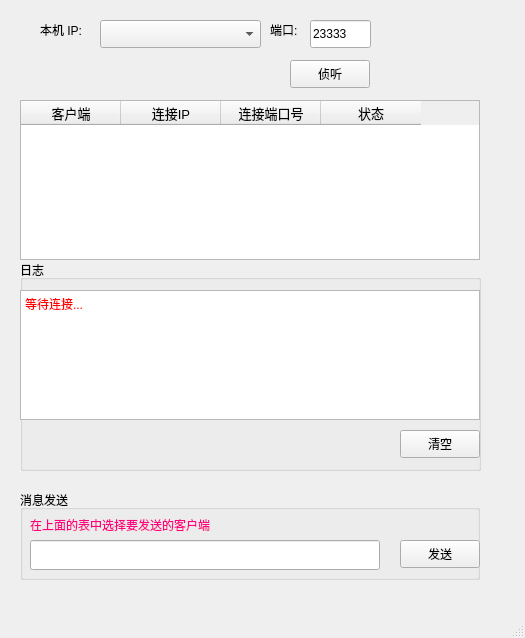
SkyNetX007/MonitorServer, file mainwindow.ui: the form before one commit.
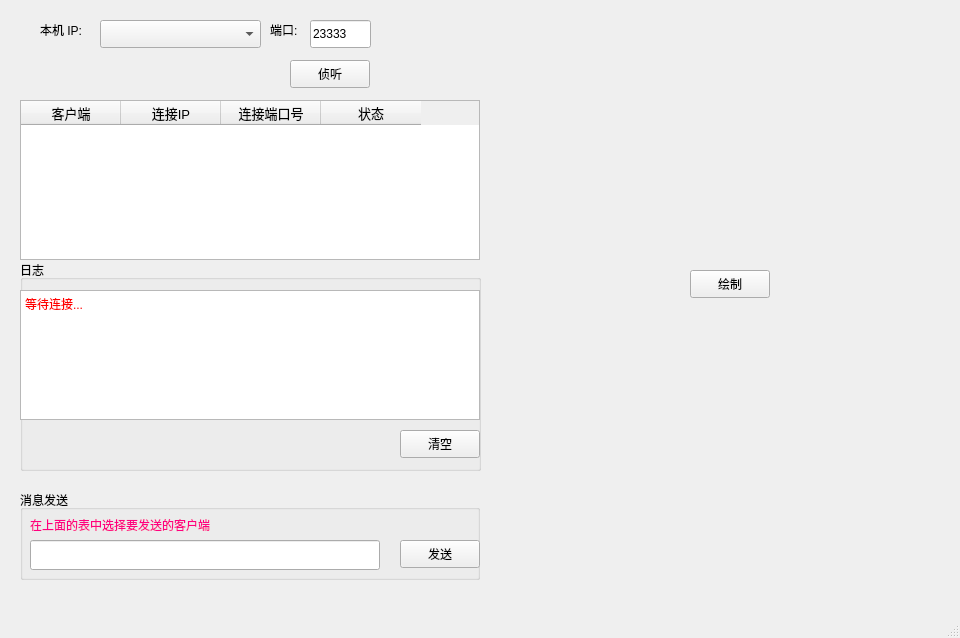
The form after the commit. Custom widgets are drawn as their Qt base class.

The edit to the form file:
```diff
--- a/mainwindow.ui
+++ b/mainwindow.ui
@@ -6,7 +6,7 @@
    <rect>
     <x>0</x>
     <y>0</y>
-    <width>525</width>
+    <width>960</width>
     <height>638</height>
    </rect>
   </property>
@@ -260,6 +260,29 @@
      </property>
     </widget>
    </widget>
+   <widget class="QChartView" name="widget" native="true">
+    <property name="geometry">
+     <rect>
+      <x>530</x>
+      <y>10</y>
+      <width>401</width>
+      <height>251</height>
+     </rect>
+    </property>
+   </widget>
+   <widget class="QPushButton" name="drawChart">
+    <property name="geometry">
+     <rect>
+      <x>690</x>
+      <y>270</y>
+      <width>80</width>
+      <height>28</height>
+     </rect>
+    </property>
+    <property name="text">
+     <string>绘制</string>
+    </property>
+   </widget>
   </widget>
   <widget class="QMenuBar" name="menubar">
    <property name="geometry">
@@ -273,6 +296,14 @@
   </widget>
   <widget class="QStatusBar" name="statusbar"/>
  </widget>
+ <customwidgets>
+  <customwidget>
+   <class>QChartView</class>
+   <extends>QWidget</extends>
+   <header location="global">qchartview.h</header>
+   <container>1</container>
+  </customwidget>
+ </customwidgets>
  <resources/>
  <connections/>
 </ui>
```
Left out of the diff: 2 changed lines with no effect on the pictures.
